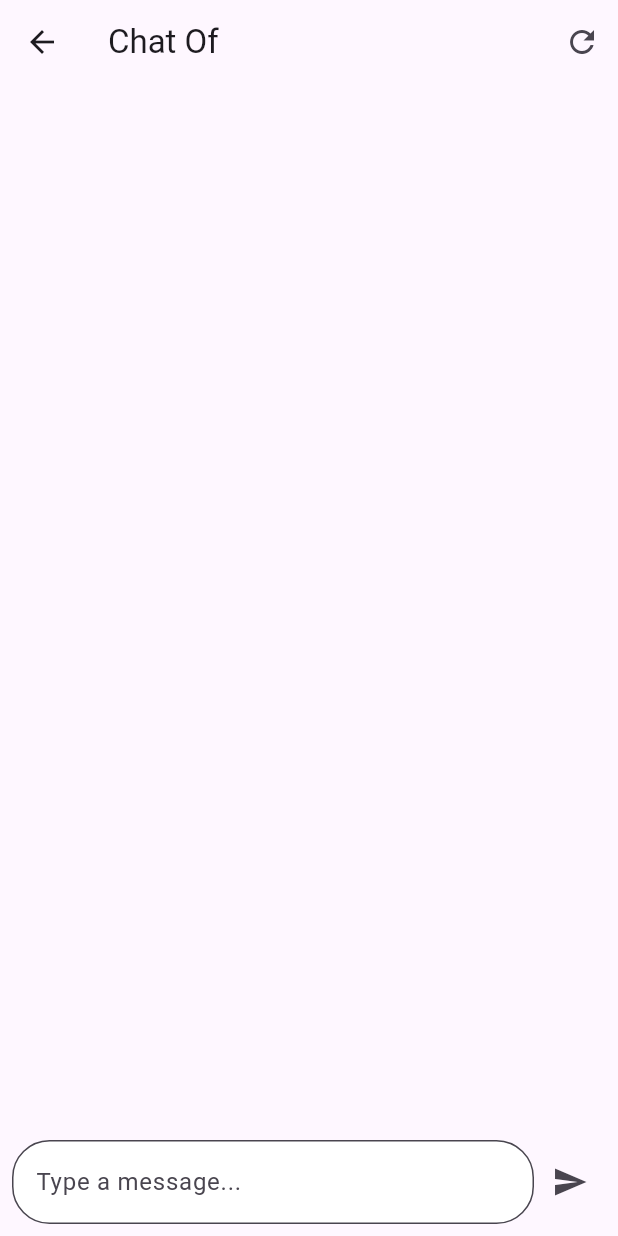
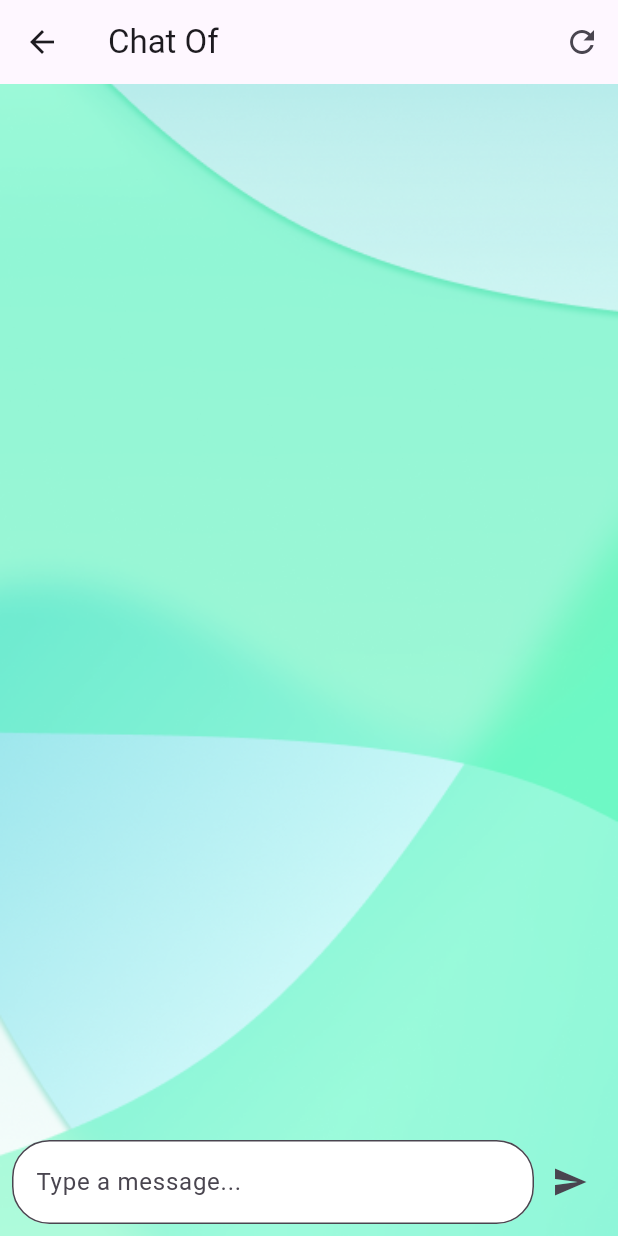
Before and after one commit to HarunSMetin/BIL_495_FINAL, a Flutter app: the ChatScreen screen opened directly with empty values, on a phone screen of 412 x 824 dp. Run offline on Flutter 3.47's test engine with Material 3 defaults, Android fonts, the phone set to English and light mode, and no system bars; our stand-ins replace cloud_firestore, firebase_auth, firebase_core, firebase_storage, google_sign_in, image_picker and 2 more; accounts and stored records are empty.

Commit message:
UI : Chat background added

```diff
--- a/gezbot/lib/pages/chat/chat_page.dart
+++ b/gezbot/lib/pages/chat/chat_page.dart
@@ -114,7 +114,14 @@ class _ChatScreenState extends State<ChatScreen> with WidgetsBindingObserver {
           ),
         ],
       ),
-      body: Column(
+      body: Container(
+        decoration: BoxDecoration(
+          image: DecorationImage(
+            image: AssetImage("assets/images/chat_background.jpg"),
+            fit: BoxFit.cover,
+          ),
+        ),
+        child: Column(
           children: <Widget>[
             Expanded(
               child: FutureBuilder<Map<String, dynamic>?>(
@@ -219,6 +226,7 @@ class _ChatScreenState extends State<ChatScreen> with WidgetsBindingObserver {
             ),
           ],
         ),
+      ),
     );
   }
 }
--- a/gezbot/lib/pages/login_screen/components/login_content.dart
+++ b/gezbot/lib/pages/login_screen/components/login_content.dart
@@ -1,5 +1,4 @@
 import 'package:flutter/material.dart';
-import 'package:gezbot/pages/travel/travel_page.dart';
 import 'package:gezbot/services/database_service.dart';
 import 'package:ionicons/ionicons.dart';
 import 'package:gezbot/utils/helper_functions.dart';
--- a/gezbot/lib/shared/constants.dart
+++ b/gezbot/lib/shared/constants.dart
@@ -10,21 +10,36 @@ const TextInputDecoration = InputDecoration(
 
 //.copyWith(hintText: 'Email', prefixIcon: Icon(Icons.email))
 TextStyle MessageBoxName = const TextStyle(
-  color: Colors.white,
+  color: MessageBoxNameColor,
   fontWeight: FontWeight.bold,
 );
 TextStyle MessageBoxMessage = const TextStyle(
-  color: Colors.white,
+  color: MessageBoxMessageColor,
 );
-BoxDecoration MessageBoxSenderMessage = BoxDecoration(
-    color: Color.fromARGB(255, 127, 184, 223),
-    borderRadius: BorderRadius.circular(10.0));
-BoxDecoration MessageBoxRecieverMessage = BoxDecoration(
-    color: Color.fromARGB(255, 153, 153, 153),
-    borderRadius: BorderRadius.circular(10.0));
+BoxDecoration MessageBoxSenderMessage = const BoxDecoration(
+  color: MessageBoxSenderColor,
+  borderRadius: BorderRadius.only(
+    topLeft: Radius.circular(20),
+    bottomLeft: Radius.circular(20),
+    bottomRight: Radius.circular(20),
+  ),
+);
+BoxDecoration MessageBoxRecieverMessage = const BoxDecoration(
+  color: MessageBoxRecieverColor,
+  borderRadius: BorderRadius.only(
+    topLeft: Radius.circular(20),
+    topRight: Radius.circular(20),
+    bottomRight: Radius.circular(20),
+  ),
+);
 
 const kBackgroundColor = Color(0xFFD2FFF4);
 const kPrimaryColor = Color(0xFF2D5D70);
 const kSecondaryColor = Color(0xFF265DAB);
 
+const MessageBoxSenderColor = Color.fromARGB(190, 127, 184, 223);
+const MessageBoxRecieverColor = Color.fromARGB(190, 153, 153, 153);
+const MessageBoxNameColor = Color.fromARGB(255, 255, 255, 255);
+const MessageBoxMessageColor = Color.fromARGB(255, 255, 255, 255);
+
 enum QuestionType { openEnded, date, multipleChoice, numberInput, yesNo }
--- a/gezbot/pubspec.yaml
+++ b/gezbot/pubspec.yaml
@@ -75,6 +75,7 @@ flutter:
 
   assets:
     - assets/images/google.png
+    - assets/images/chat_background.jpg
   # To add assets to your application, add an assets section, like this:
   # assets:
   #   - images/a_dot_burr.jpeg
```
Also changed, not shown: gezbot/assets/images/chat_background.jpg (added). Lines whose indentation alone changed are shown as unchanged.
